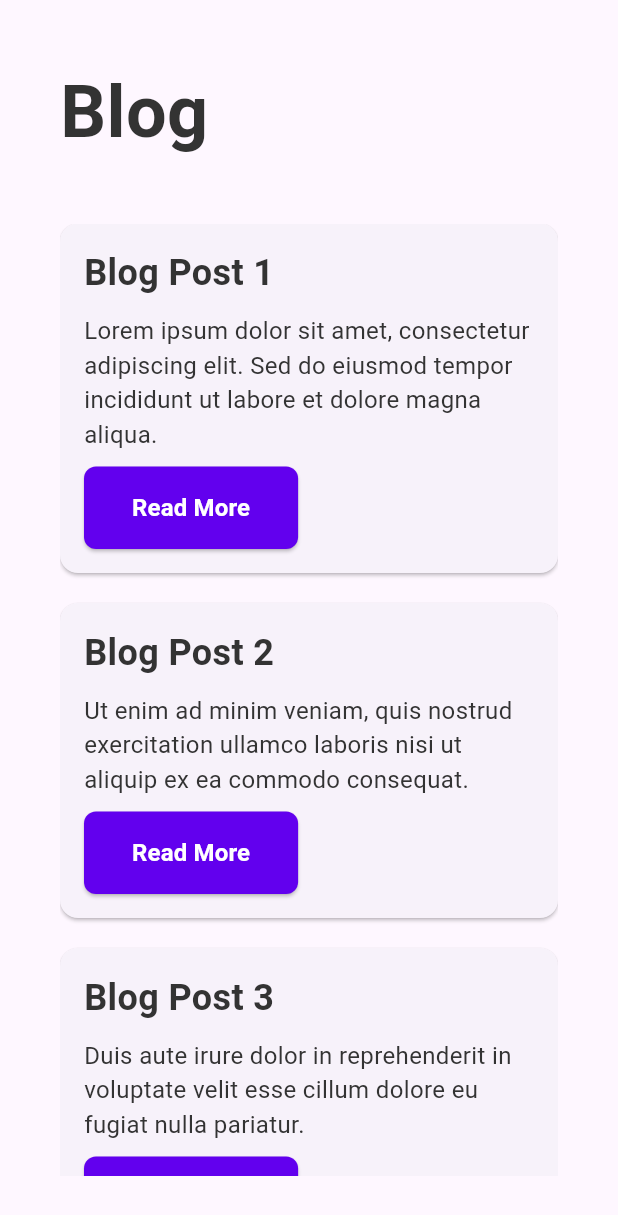
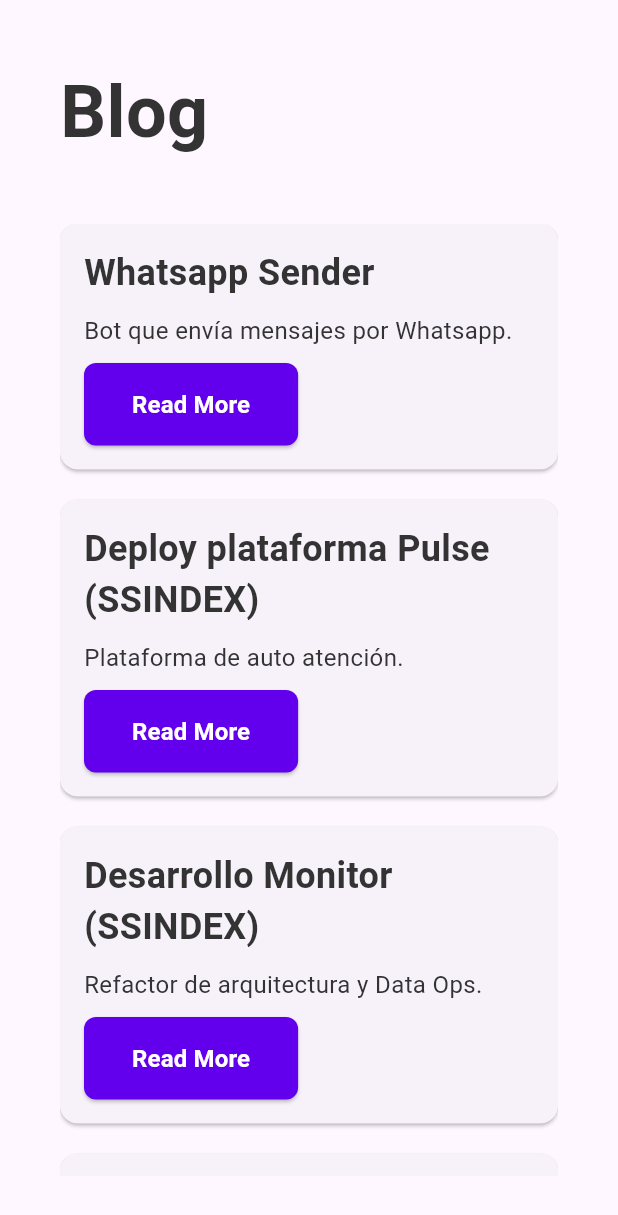
Before and after one commit to HenryBlairG/HenryBlairG.github.io, a Flutter app: the BlogPage screen opened directly, on a phone screen of 412 x 824 dp. Shown: the top 1215 px of the screen. Run offline on Flutter 3.47's test engine with Material 3 defaults, Android fonts, the phone set to English and light mode, and no system bars; our stand-ins replace flutter_riverpod; network calls fail.

Commit message:
refactor: Centralize person data provider and update pages
Centralized the Person model, PersonService, and personServiceProvider into a lib/src/data directory.

Updated all pages (HomePage, AboutPage, BlogPage, ContactPage, ExperiencePage, ProjectsPage, and SkillsPage) to use the centralized data provider.

Fixed all analysis errors and warnings that arose from these changes.

```diff
--- a/lib/src/features/home/presentation/providers/person_providers.dart
+++ b/lib/src/data/providers/person_provider.dart
@@ -1,5 +1,5 @@
 
 import 'package:flutter_riverpod/flutter_riverpod.dart';
-import '../../application/person_service.dart';
+import './person_service.dart';
 
 final personServiceProvider = Provider((ref) => PersonService());
--- a/lib/src/features/home/application/person_service.dart
+++ b/lib/src/data/providers/person_service.dart
@@ -1,7 +1,7 @@
 
 import 'dart:convert';
 import 'package:flutter/services.dart';
-import '../domain/person.dart';
+import '../models/person.dart';
 
 class PersonService {
   Future<Person> getPerson() async {
--- a/lib/src/features/about/presentation/view/about_page.dart
+++ b/lib/src/features/about/presentation/view/about_page.dart
@@ -2,8 +2,8 @@
 import 'package:flutter_riverpod/flutter_riverpod.dart';
 import '../../../../core/widgets/image_containers.dart';
 import '../../../../core/widgets/styles.dart';
-import '../../../home/domain/person.dart';
-import '../../../home/presentation/providers/person_providers.dart';
+import '../../../../data/models/person.dart';
+import '../../../../data/providers/person_provider.dart';
 
 class AboutPage extends ConsumerWidget {
   const AboutPage({super.key});
@@ -36,11 +36,6 @@
                           style: headline1,
                         ),
                         const SizedBox(height: 20),
-                        const Text(
-                          'Lorem ipsum dolor sit amet, consectetur adipiscing elit, sed do eiusmod tempor incididunt ut labore et dolore magna aliqua. Ut enim ad minim veniam, quis nostrud exercitation ullamco laboris nisi ut aliquip ex ea commodo consequat. Duis aute irure dolor in reprehenderit in voluptate velit esse cillum dolore eu fugiat nulla pariatur. Excepteur sint occaecat cupidatat non proident, sunt in culpa qui officia deserunt mollit anim id est laborum.',
-                          style: bodyText1,
-                        ),
-                        const SizedBox(height: 20),
                         Wrap(
                           spacing: 8,
                           children: person.candidate.interests.map((interest) => Chip(label: Text(interest))).toList(),
--- a/lib/src/features/blog/presentation/view/blog_page.dart
+++ b/lib/src/features/blog/presentation/view/blog_page.dart
@@ -1,36 +1,26 @@
 import 'package:flutter/material.dart';
+import 'package:flutter_riverpod/flutter_riverpod.dart';
 import '../../../../core/widgets/buttons.dart';
 import '../../../../core/widgets/styles.dart';
+import '../../../../data/models/person.dart';
+import '../../../../data/providers/person_provider.dart';
 
-class BlogPost {
-  final String title;
-  final String description;
-
-  BlogPost({required this.title, required this.description});
-}
-
-class BlogPage extends StatelessWidget {
+class BlogPage extends ConsumerWidget {
   const BlogPage({super.key});
 
   @override
-  Widget build(BuildContext context) {
-    final List<BlogPost> blogPosts = [
-      BlogPost(
-        title: 'Blog Post 1',
-        description: 'Lorem ipsum dolor sit amet, consectetur adipiscing elit. Sed do eiusmod tempor incididunt ut labore et dolore magna aliqua.',
-      ),
-      BlogPost(
-        title: 'Blog Post 2',
-        description: 'Ut enim ad minim veniam, quis nostrud exercitation ullamco laboris nisi ut aliquip ex ea commodo consequat.',
-      ),
-      BlogPost(
-        title: 'Blog Post 3',
-        description: 'Duis aute irure dolor in reprehenderit in voluptate velit esse cillum dolore eu fugiat nulla pariatur.',
-      ),
-    ];
+  Widget build(BuildContext context, WidgetRef ref) {
+    final personFuture = ref.watch(personServiceProvider).getPerson();
 
     return Scaffold(
-      body: Padding(
+      body: FutureBuilder<Person>(
+        future: personFuture,
+        builder: (context, snapshot) {
+          if (snapshot.hasData) {
+            final person = snapshot.data!;
+            final projects = person.projects;
+
+            return Padding(
               padding: const EdgeInsets.all(40.0),
               child: Column(
                 crossAxisAlignment: CrossAxisAlignment.start,
@@ -42,9 +32,9 @@
                   const SizedBox(height: 40),
                   Expanded(
                     child: ListView.builder(
-                itemCount: blogPosts.length,
+                      itemCount: projects.length,
                       itemBuilder: (context, index) {
-                  final blogPost = blogPosts[index];
+                        final project = projects[index];
                         return Card(
                           margin: const EdgeInsets.only(bottom: 20),
                           child: Padding(
@@ -52,13 +42,15 @@
                             child: Column(
                               crossAxisAlignment: CrossAxisAlignment.start,
                               children: [
-                          Text(blogPost.title, style: headline2),
+                                Text(project.name, style: headline2),
                                 const SizedBox(height: 10),
-                          Text(blogPost.description, style: bodyText1),
+                                Text(project.description, style: bodyText1),
                                 const SizedBox(height: 10),
                                 PrimaryButton(
                                   text: 'Read More',
-                            onPressed: () {},
+                                  onPressed: () {
+                                    // TODO: Implement navigation to project url
+                                  },
                                 ),
                               ],
                             ),
@@ -69,6 +61,16 @@
                   ),
                 ],
               ),
+            );
+          } else if (snapshot.hasError) {
+            return Center(
+              child: Text('Error: ${snapshot.error}'),
+            );
+          }
+          return const Center(
+            child: CircularProgressIndicator(),
+          );
+        },
       ),
     );
   }
--- a/lib/src/features/contact/presentation/view/contact_page.dart
+++ b/lib/src/features/contact/presentation/view/contact_page.dart
@@ -3,8 +3,8 @@
 import '../../../../core/widgets/buttons.dart';
 import '../../../../core/widgets/links.dart';
 import '../../../../core/widgets/styles.dart';
-import '../../../home/domain/person.dart';
-import '../../../home/presentation/providers/person_providers.dart';
+import '../../../../data/models/person.dart';
+import '../../../../data/providers/person_provider.dart';
 
 class ContactPage extends ConsumerWidget {
   const ContactPage({super.key});
--- a/lib/src/features/experience/presentation/view/experience_page.dart
+++ b/lib/src/features/experience/presentation/view/experience_page.dart
@@ -1,8 +1,8 @@
 import 'package:flutter/material.dart';
 import 'package:flutter_riverpod/flutter_riverpod.dart';
 import '../../../../core/widgets/styles.dart';
-import '../../../home/domain/person.dart';
-import '../../../home/presentation/providers/person_providers.dart';
+import '../../../../data/models/person.dart';
+import '../../../../data/providers/person_provider.dart';
 
 class ExperiencePage extends ConsumerWidget {
   const ExperiencePage({super.key});
--- a/lib/src/features/home/presentation/view/home_page.dart
+++ b/lib/src/features/home/presentation/view/home_page.dart
@@ -3,8 +3,8 @@
 import '../../../../core/widgets/buttons.dart';
 import '../../../../core/widgets/links.dart';
 import '../../../../core/widgets/styles.dart';
-import '../../domain/person.dart';
-import '../providers/person_providers.dart';
+import '../../../../data/models/person.dart';
+import '../../../../data/providers/person_provider.dart';
 
 class HomePage extends ConsumerWidget {
   const HomePage({super.key});
--- a/lib/src/features/projects/presentation/view/projects_page.dart
+++ b/lib/src/features/projects/presentation/view/projects_page.dart
@@ -2,8 +2,8 @@
 import 'package:flutter_riverpod/flutter_riverpod.dart';
 import '../../../../core/widgets/links.dart';
 import '../../../../core/widgets/styles.dart';
-import '../../../home/domain/person.dart';
-import '../../../home/presentation/providers/person_providers.dart';
+import '../../../../data/models/person.dart';
+import '../../../../data/providers/person_provider.dart';
 
 class ProjectsPage extends ConsumerWidget {
   const ProjectsPage({super.key});
--- a/lib/src/features/skills/presentation/view/skills_page.dart
+++ b/lib/src/features/skills/presentation/view/skills_page.dart
@@ -1,8 +1,8 @@
 import 'package:flutter/material.dart';
 import 'package:flutter_riverpod/flutter_riverpod.dart';
 import '../../../../core/widgets/styles.dart';
-import '../../../home/domain/person.dart';
-import '../../../home/presentation/providers/person_providers.dart';
+import '../../../../data/models/person.dart';
+import '../../../../data/providers/person_provider.dart';
 
 class SkillsPage extends ConsumerWidget {
   const SkillsPage({super.key});
```
Also changed, not shown: lib/src/data/models/person.dart (renamed from lib/src/features/home/domain/person.dart), 1 other file. Lines whose indentation alone changed are shown as unchanged.
